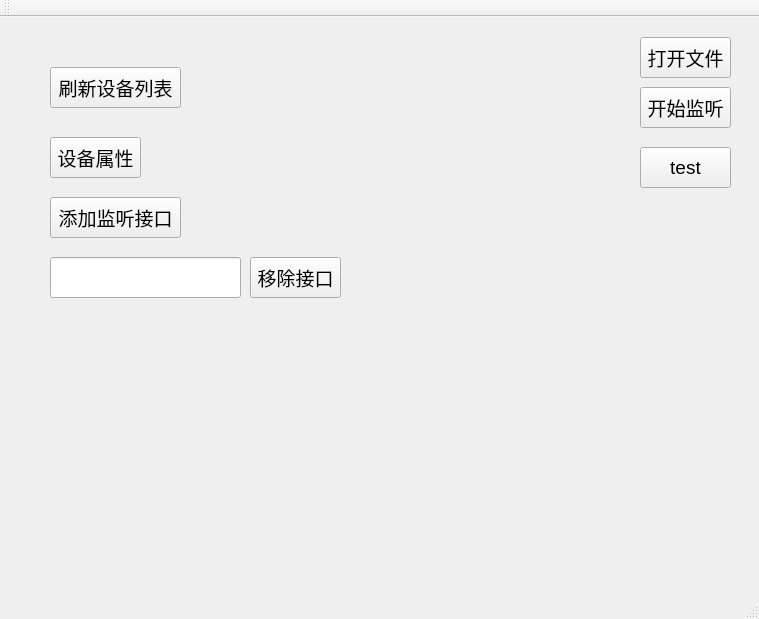
Old version of the form Invador/mainwindow.ui in the repository gaoyichao/Invador.
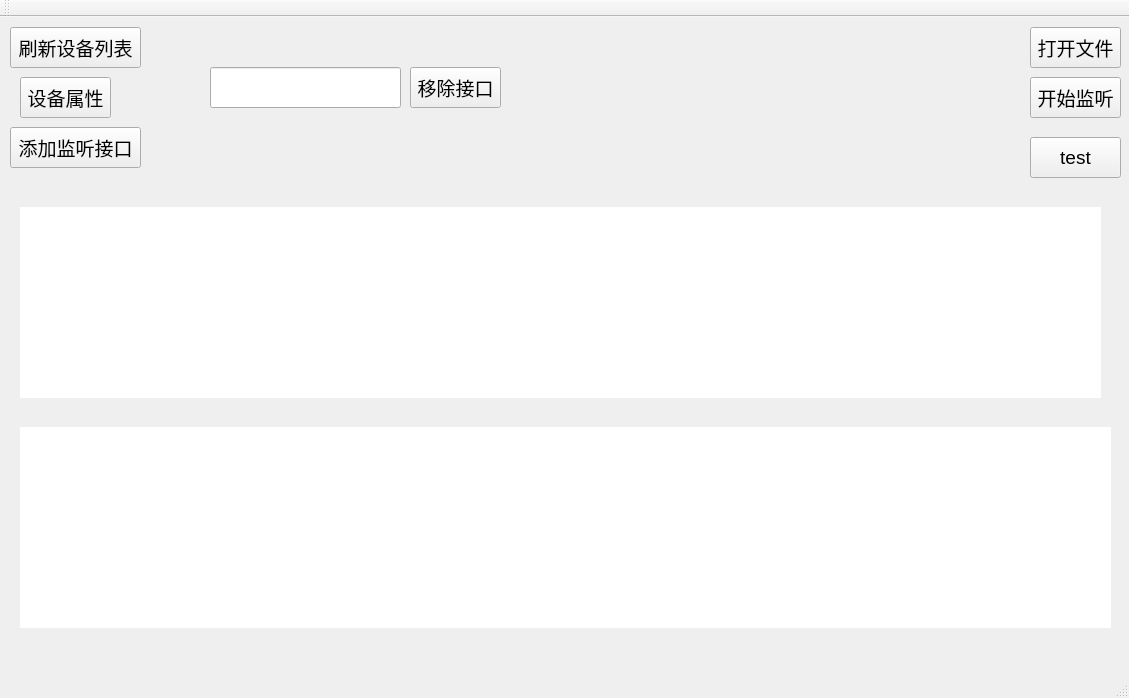
New version of the form.

Diff of the .ui file:
```diff
--- a/Invador/mainwindow.ui
+++ b/Invador/mainwindow.ui
@@ -6,8 +6,8 @@
    <rect>
     <x>0</x>
     <y>0</y>
-    <width>759</width>
-    <height>619</height>
+    <width>1129</width>
+    <height>698</height>
    </rect>
   </property>
   <property name="font">
@@ -22,8 +22,8 @@
    <widget class="QPushButton" name="mDevPushButton">
     <property name="geometry">
      <rect>
-      <x>50</x>
-      <y>50</y>
+      <x>10</x>
+      <y>10</y>
       <width>131</width>
       <height>41</height>
      </rect>
@@ -35,8 +35,8 @@
    <widget class="QPushButton" name="mDevPushButton_2">
     <property name="geometry">
      <rect>
-      <x>50</x>
-      <y>120</y>
+      <x>20</x>
+      <y>60</y>
       <width>91</width>
       <height>41</height>
      </rect>
@@ -48,8 +48,8 @@
    <widget class="QPushButton" name="mDevPushButton_3">
     <property name="geometry">
      <rect>
-      <x>50</x>
-      <y>180</y>
+      <x>10</x>
+      <y>110</y>
       <width>131</width>
       <height>41</height>
      </rect>
@@ -61,8 +61,8 @@
    <widget class="QLineEdit" name="lineEdit">
     <property name="geometry">
      <rect>
-      <x>50</x>
-      <y>240</y>
+      <x>210</x>
+      <y>50</y>
       <width>191</width>
       <height>41</height>
      </rect>
@@ -71,8 +71,8 @@
    <widget class="QPushButton" name="mDevPushButton_4">
     <property name="geometry">
      <rect>
-      <x>250</x>
-      <y>240</y>
+      <x>410</x>
+      <y>50</y>
       <width>91</width>
       <height>41</height>
      </rect>
@@ -84,8 +84,8 @@
    <widget class="QPushButton" name="mDevPushButton_5">
     <property name="geometry">
      <rect>
-      <x>640</x>
-      <y>20</y>
+      <x>1030</x>
+      <y>10</y>
       <width>91</width>
       <height>41</height>
      </rect>
@@ -97,8 +97,8 @@
    <widget class="QPushButton" name="mDevPushButton_6">
     <property name="geometry">
      <rect>
-      <x>640</x>
-      <y>70</y>
+      <x>1030</x>
+      <y>60</y>
       <width>91</width>
       <height>41</height>
      </rect>
@@ -110,8 +110,8 @@
    <widget class="QPushButton" name="mDevPushButton_7">
     <property name="geometry">
      <rect>
-      <x>640</x>
-      <y>130</y>
+      <x>1030</x>
+      <y>120</y>
       <width>91</width>
       <height>41</height>
      </rect>
@@ -120,6 +120,34 @@
      <string>test</string>
     </property>
    </widget>
+   <widget class="QTableWidget" name="mApTableWidget">
+    <property name="geometry">
+     <rect>
+      <x>20</x>
+      <y>190</y>
+      <width>1081</width>
+      <height>191</height>
+     </rect>
+    </property>
+    <property name="styleSheet">
+     <string notr="true">QTableWidget{gridline-color:#2aaee4; color:#888; border:none; 
+alternate-background-color:lightblue;}</string>
+    </property>
+   </widget>
+   <widget class="QTableWidget" name="mStTableWidget">
+    <property name="geometry">
+     <rect>
+      <x>20</x>
+      <y>410</y>
+      <width>1091</width>
+      <height>201</height>
+     </rect>
+    </property>
+    <property name="styleSheet">
+     <string notr="true">QTableWidget{gridline-color:#2aaee4; color:#888; border:none; 
+alternate-background-color:lightblue;}</string>
+    </property>
+   </widget>
   </widget>
   <widget class="QMenuBar" name="menuBar">
    <property name="geometry">
```
Left out of the diff: 2 changed lines with no effect on the pictures.
